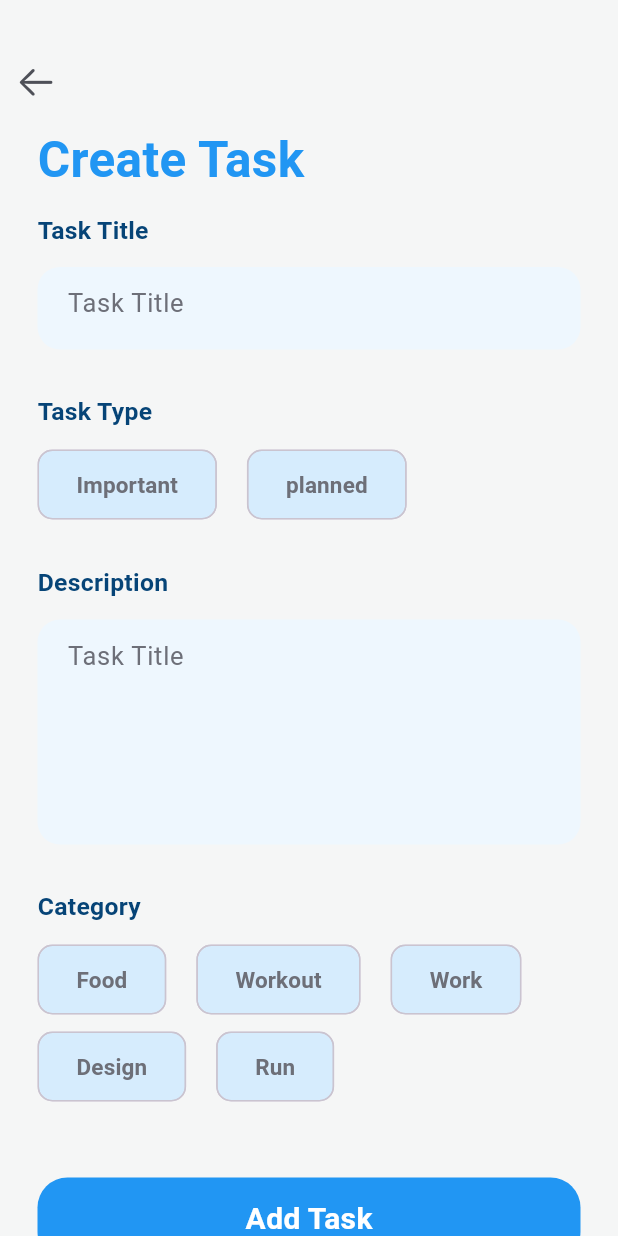
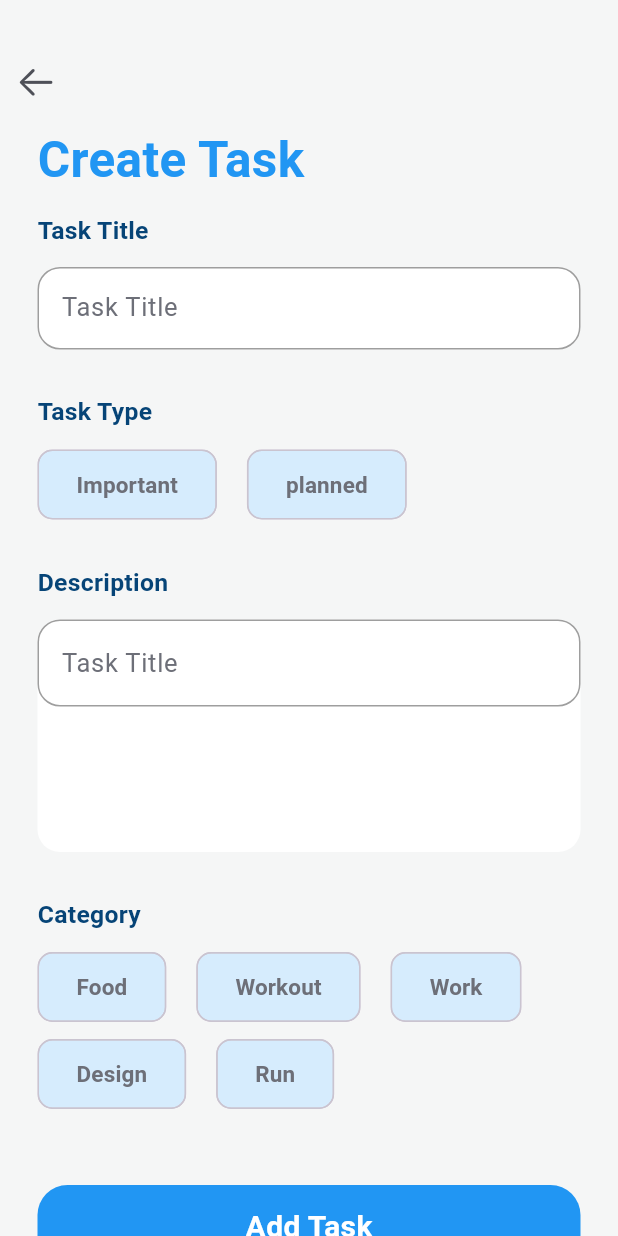
Before and after one commit to 87Unlimited/task-master, a Flutter app: the AddTodoPage screen opened by its route, on a phone screen of 412 x 824 dp. Run offline on Flutter 3.47's test engine with Material 3 defaults, Android fonts, the phone set to English and light mode, and no system bars; our stand-ins replace cloud_firestore, firebase_auth, firebase_core, flutter_secure_storage, flutter_svg; accounts and stored records are empty; network calls fail.

Commit message:
step-4(read card)

```diff
--- a/lib/main.dart
+++ b/lib/main.dart
@@ -48,7 +48,7 @@ class HomePage extends StatelessWidget {
                 if(user.emailVerified) {
                   return const HomeView();
                 } else {
-                  return const HomeView();
+                  return const LoginView();
                 }
               } else {
                 return const LoginView();
--- a/lib/views/AddTodo.dart
+++ b/lib/views/AddTodo.dart
@@ -63,7 +63,7 @@ class _AddTodoPageState extends State<AddTodoPage> {
                   const SizedBox(
                     height: 12,
                   ),
-                  title(),
+                  textItem(55, 1, _titleController),
                   const SizedBox(
                     height: 30,
                   ),
@@ -87,7 +87,7 @@ class _AddTodoPageState extends State<AddTodoPage> {
                   const SizedBox(
                     height: 12,
                   ),
-                  description(),
+                  textItem(155, null, _descriptionController),
                   const SizedBox(
                     height: 30,
                   ),
@@ -231,42 +231,56 @@ class _AddTodoPageState extends State<AddTodoPage> {
           fontSize: 17,
         ),
         maxLines: null,
-        decoration: const InputDecoration(
+        decoration: InputDecoration(
           border: InputBorder.none,
           hintText: "Task Title",
           hintStyle: TextStyle(
             color: Color(0xff6D6F78),
             fontSize: 17,
           ),
-          contentPadding: EdgeInsets.only(
-            left: 20,
-            right: 20,
+          focusedBorder: OutlineInputBorder(
+            borderRadius: BorderRadius.circular(15),
+            borderSide: BorderSide(
+              width: 1.5,
+              color: Color(0xFF2196F3),
+            ),
           ),
         ),
       ),
     );
   }
 
-  Widget title() {
+  Widget textItem(double height, int ?maxLines, TextEditingController controller) {
     return Container(
-      height: 55,
+      height: height,
       width: MediaQuery.of(context).size.width,
       decoration: BoxDecoration(
-        color: Color(0xFFeef7fe),
+        color: Colors.white,
         borderRadius: BorderRadius.circular(15),
       ),
       child: TextFormField(
-        controller: _titleController,
-        decoration: const InputDecoration(
+        controller: controller,
+        maxLines: maxLines,
+        decoration: InputDecoration(
           border: InputBorder.none,
           hintText: "Task Title",
           hintStyle: TextStyle(
             color: Color(0xff6D6F78),
             fontSize: 17,
           ),
-          contentPadding: EdgeInsets.only(
-            left: 20,
-            right: 20,
+          focusedBorder: OutlineInputBorder(
+            borderRadius: BorderRadius.circular(15),
+            borderSide: BorderSide(
+              width: 1.5,
+              color: Color(0xFF2196F3),
+            ),
+          ),
+          enabledBorder: OutlineInputBorder(
+            borderRadius: BorderRadius.circular(15),
+            borderSide: BorderSide(
+              width: 1,
+              color: Colors.grey,
+            ),
           ),
         ),
       ),
--- a/lib/views/login_view.dart
+++ b/lib/views/login_view.dart
@@ -37,7 +37,7 @@ class _LoginViewState extends State<LoginView> {
           child: Container(
               height: MediaQuery.of(context).size.height,
               width: MediaQuery.of(context).size.width,
-              color: Color(0xFFeef7fe),
+              color: Colors.white,
               child: Column(
                 mainAxisAlignment: MainAxisAlignment.center,
                 children: [
--- a/lib/widget/TodoCard.dart
+++ b/lib/widget/TodoCard.dart
@@ -65,7 +65,10 @@ class TodoCard extends StatelessWidget {
                         color: iconBgColor,
                         borderRadius: BorderRadius.circular(8),
                       ),
-                      child: Icon(iconData, color: iconColor,),
+                      child: Icon(
+                        iconData,
+                        color: iconColor,
+                        size: 40,),
                     ),
                     SizedBox(
                       width: 20,
```
Also changed, not shown: lib/views/home_view.dart (+50 -44 lines).
